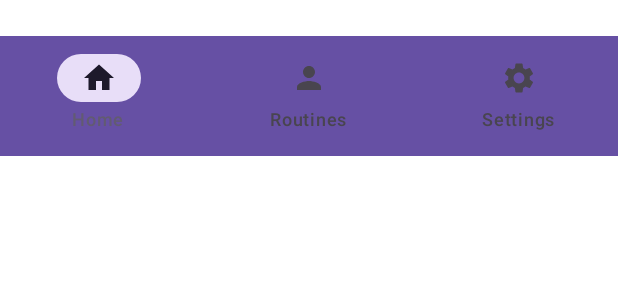
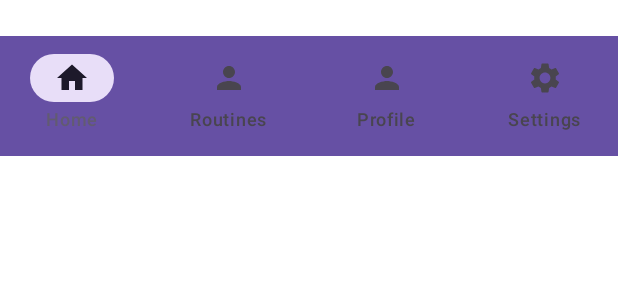
Before and after one commit to stonefeld/tpe_hci_2023_mobile, an Android app built with Jetpack Compose: the @Preview function BottomNavigationPreview, on a phone screen of 412 x 824 dp. Shown: the top 300 px of the screen. Run offline under Robolectric (Android 15) with nearby library versions, the phone set to English and light mode, and no system bars.

```diff
--- a/app/src/main/java/ar/edu/itba/grupo10/vfit/components/NavigationBar.kt
+++ b/app/src/main/java/ar/edu/itba/grupo10/vfit/components/NavigationBar.kt
@@ -54,6 +54,19 @@ fun NavigationBar(modifier: Modifier = Modifier) {
         NavigationBarItem(
             icon = {
                 Icon(
+                    imageVector = Icons.Default.Person,
+                    contentDescription = null
+                )
+            },
+            label = {
+                Text(stringResource(R.string.profile))
+            },
+            selected = false,
+            onClick = {}
+        )
+        NavigationBarItem(
+            icon = {
+                Icon(
                     imageVector = Icons.Default.Settings,
                     contentDescription = null
                 )
--- a/app/src/main/res/values/strings.xml
+++ b/app/src/main/res/values/strings.xml
@@ -8,4 +8,5 @@
     <string name="home">Home</string>
     <string name="settings">Settings</string>
     <string name="routines">Routines</string>
+    <string name="profile">Profile</string>
 </resources>
```
Also changed, not shown: app/src/main/java/ar/edu/itba/grupo10/vfit/components/TopBar.kt (added, +70 -0 lines), app/src/main/java/ar/edu/itba/grupo10/vfit/screens/Settings.kt (added, +47 -0 lines), 1 other file.
